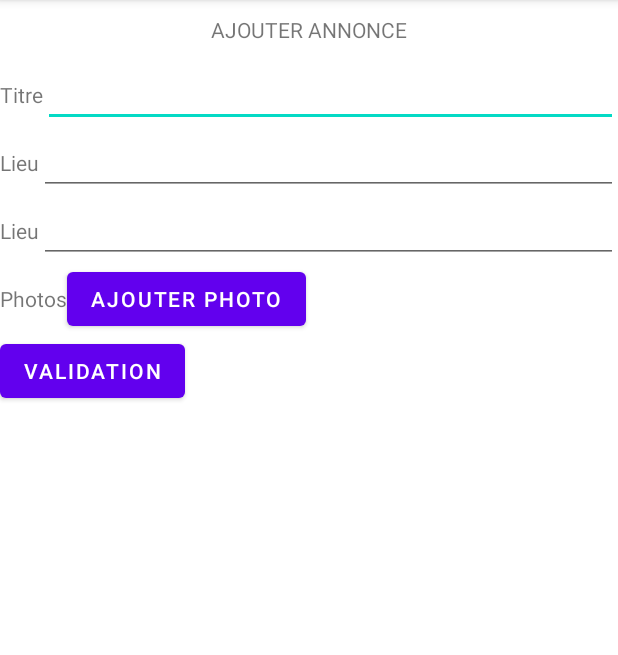
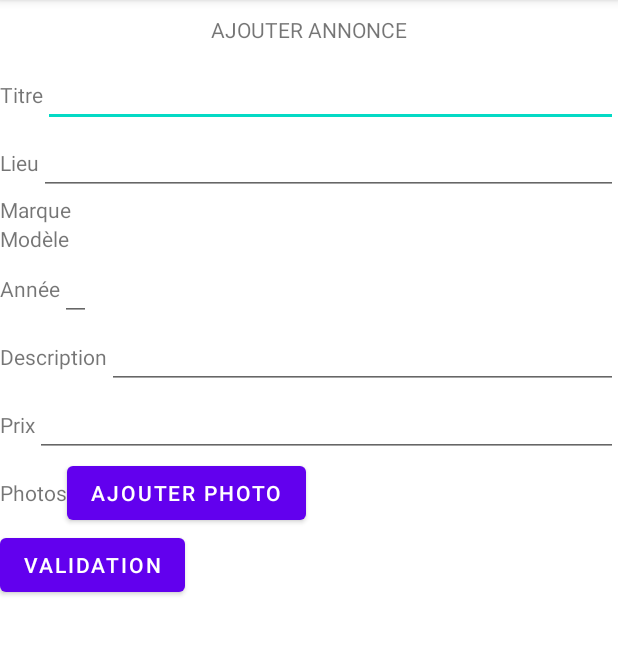
Before and after one commit to clink10Zero/Projet_vente_voiture, an Android app: the Ajouter_Annonce screen opened directly, with no data from a screen before it, on a phone screen of 412 x 824 dp, the part 84-739 px from its top. Run offline under Robolectric (Android 15) with nearby library versions, the phone set to English and light mode, and no system bars.

Commit message:
début ajouter annonce

```diff
--- a/app/src/main/java/com/example/projet_vente_voiture/Activity/Ajouter_Annonce.java
+++ b/app/src/main/java/com/example/projet_vente_voiture/Activity/Ajouter_Annonce.java
@@ -2,9 +2,25 @@ package com.example.projet_vente_voiture.Activity;
 
 import androidx.appcompat.app.AppCompatActivity;
 
+import android.content.Intent;
 import android.os.Bundle;
+import android.view.View;
+import android.widget.Button;
+import android.widget.EditText;
+import android.widget.LinearLayout;
+import android.widget.TextView;
 
+import com.example.projet_vente_voiture.BD.AnnonceBD;
+import com.example.projet_vente_voiture.BD.CritereBD;
+import com.example.projet_vente_voiture.Object.Annonce;
+import com.example.projet_vente_voiture.Object.Critere;
 import com.example.projet_vente_voiture.R;
+
+import java.text.SimpleDateFormat;
+import java.util.Date;
+import java.util.List;
+
+import static com.example.projet_vente_voiture.BD.MaBaseSQLite.CRITERE_PREDEF;
 
 public class Ajouter_Annonce extends AppCompatActivity {
 
@@ -12,5 +28,49 @@ public class Ajouter_Annonce extends AppCompatActivity {
     protected void onCreate(Bundle savedInstanceState) {
         super.onCreate(savedInstanceState);
         setContentView(R.layout.activity_ajouter_annonce);
+
+        LinearLayout ll_critere = findViewById(R.id.dynamique_linear_layout_criteres_ajouter_annonce);
+        CritereBD CBD = new CritereBD(this);
+        for (Critere critere : CBD.getAllCritere()) {
+            LinearLayout ligne = new LinearLayout(this);
+            ligne.setOrientation(LinearLayout.HORIZONTAL);
+
+            TextView tv_nom_critere = new TextView(this);
+            tv_nom_critere.setText(critere.getNom());
+            ligne.addView(tv_nom_critere);
+
+            if(critere.getType()==CRITERE_PREDEF){
+
+            }
+            else{
+                EditText et_contenu = new EditText(this);
+                ligne.addView(et_contenu);
+            }
+            ll_critere.addView(ligne);
+        }
+
+        EditText et_titre = findViewById(R.id.edit_text_titre_ajouter_annonce);
+        EditText et_lieu = findViewById(R.id.edit_text_lieu_ajouter_annonce);
+        EditText et_description = findViewById(R.id.edit_text_description_ajouter_annonce);
+        EditText et_prix = findViewById(R.id.edit_text_prix_ajouter_annonce);
+
+        Button btn_validation = findViewById(R.id.button_validation_ajouter_annonce);
+        btn_validation.setOnClickListener(new View.OnClickListener() {
+            @Override
+            public void onClick(View v) {
+                int id_auteur = 1;
+                SimpleDateFormat formatter = new SimpleDateFormat("dd/MM/yyyy");
+                Date d = new Date();
+                String date = formatter.format(d);
+                Annonce nouvelle_annonce = new Annonce(id_auteur,et_titre.getText().toString(),et_description.getText().toString(),et_lieu.getText().toString(),Integer.parseInt(et_prix.getText().toString()),date);
+                AnnonceBD ABD = new AnnonceBD(getApplicationContext());
+                ABD.insertAnnonce(nouvelle_annonce);
+                Intent intent = new Intent(getApplicationContext(),Detaille.class);
+                intent.putExtra("id",nouvelle_annonce.getId());
+                startActivity(intent);
+                finish();
+            }
+        });
+
     }
 }
--- a/app/src/main/java/com/example/projet_vente_voiture/BD/CritereBD.java
+++ b/app/src/main/java/com/example/projet_vente_voiture/BD/CritereBD.java
@@ -46,6 +46,17 @@ public class CritereBD {
         return list.get(0);
     }
 
+    public List<Critere> getAllCritere() {
+        open();
+        Cursor c = bd.rawQuery("SELECT * FROM "+ TABLE_CRITERE ,null);
+        List<Critere> list = cursorToCriteres(c);
+        if(list==null){
+            return null;
+        }
+        close();
+        return list;
+    }
+
     private List<Critere> cursorToCriteres(Cursor c) {
         if (c.getCount() == 0)
             return null;
--- a/app/src/main/java/com/example/projet_vente_voiture/BD/MaBaseSQLite.java
+++ b/app/src/main/java/com/example/projet_vente_voiture/BD/MaBaseSQLite.java
@@ -46,7 +46,7 @@ public class MaBaseSQLite extends SQLiteOpenHelper {
     static final String COL_NOM_CRITERE ="nom_critere";
     static final String COL_TYPE_CRITERE ="type_critere";
 
-    static final int CRITERE_PREDEF =0;
+    public static final int CRITERE_PREDEF =0;
     static final int CRITERE_NUM =1;
 
     static final String COL_ID_VALEUR_CRITERE="id_valeur_critere";
@@ -122,7 +122,7 @@ public class MaBaseSQLite extends SQLiteOpenHelper {
             "INSERT INTO "+TABLE_CRITERE +"("+COL_NOM_CRITERE +","+COL_TYPE_CRITERE+")"
                 /*1*/ +"VALUES('Marque',"+CRITERE_PREDEF +"),"
                 /*2*/ +"('Modèle',"+CRITERE_PREDEF +"),"
-                /*3*/ + "('Prix'," + CRITERE_NUM + ");";
+                /*3*/ + "('Année'," + CRITERE_NUM + ");";
 
     private static final String INSERT_VALEUR_CRITERE =
             "INSERT INTO "+TABLE_VALEUR_CRITERE +"("+COL_CRITERE_VALEUR_CRITERE +","+COL_VALEUR_VALEUR_CRITERE+")"
--- a/app/src/main/res/layout/activity_ajouter_annonce.xml
+++ b/app/src/main/res/layout/activity_ajouter_annonce.xml
@@ -67,12 +67,27 @@
                 android:id="@+id/text_view_description_ajouter_annonce"
                 android:layout_width="wrap_content"
                 android:layout_height="wrap_content"
-                android:text="Lieu"/>
+                android:text="Description"/>
             <EditText
                 android:id="@+id/edit_text_description_ajouter_annonce"
                 android:layout_width="match_parent"
                 android:layout_height="wrap_content"
                android:inputType="textMultiLine"/>
+        </LinearLayout>
+
+        <LinearLayout
+            android:layout_width="match_parent"
+            android:layout_height="wrap_content">
+            <TextView
+                android:id="@+id/text_view_prix_ajouter_annonce"
+                android:layout_width="wrap_content"
+                android:layout_height="wrap_content"
+                android:text="Prix"/>
+            <EditText
+                android:id="@+id/edit_text_prix_ajouter_annonce"
+                android:layout_width="match_parent"
+                android:layout_height="wrap_content"
+                android:inputType="numberDecimal"/>
         </LinearLayout>
 
         <LinearLayout
--- a/app/src/main/res/layout/activity_detaille.xml
+++ b/app/src/main/res/layout/activity_detaille.xml
@@ -6,8 +6,8 @@
     android:layout_height="match_parent"
     tools:context=".Activity.Detaille">
     <LinearLayout
-        android:layout_width="wrap_content"
-        android:layout_height="wrap_content"
+        android:layout_width="match_parent"
+        android:layout_height="match_parent"
         android:orientation="vertical">
 
     <TextView
--- a/app/src/main/res/layout/activity_mes_annonces.xml
+++ b/app/src/main/res/layout/activity_mes_annonces.xml
@@ -44,7 +44,7 @@
             android:id="@+id/dynamique_linear_layout_mes_annonces"/>
 
         <Button
-            android:id="@+id/button_validation_mes_annonces"
+            android:id="@+id/button_nouvelle_annonce_mes_annonces"
             android:layout_width="wrap_content"
             android:layout_height="wrap_content"
             android:text="Nouvelle Annonce" />
```
Also changed, not shown: app/src/main/java/com/example/projet_vente_voiture/Activity/Mes_annonces.java (+17 -0 lines), app/src/main/java/com/example/projet_vente_voiture/Activity/Recherche.java (+13 -1 lines).
